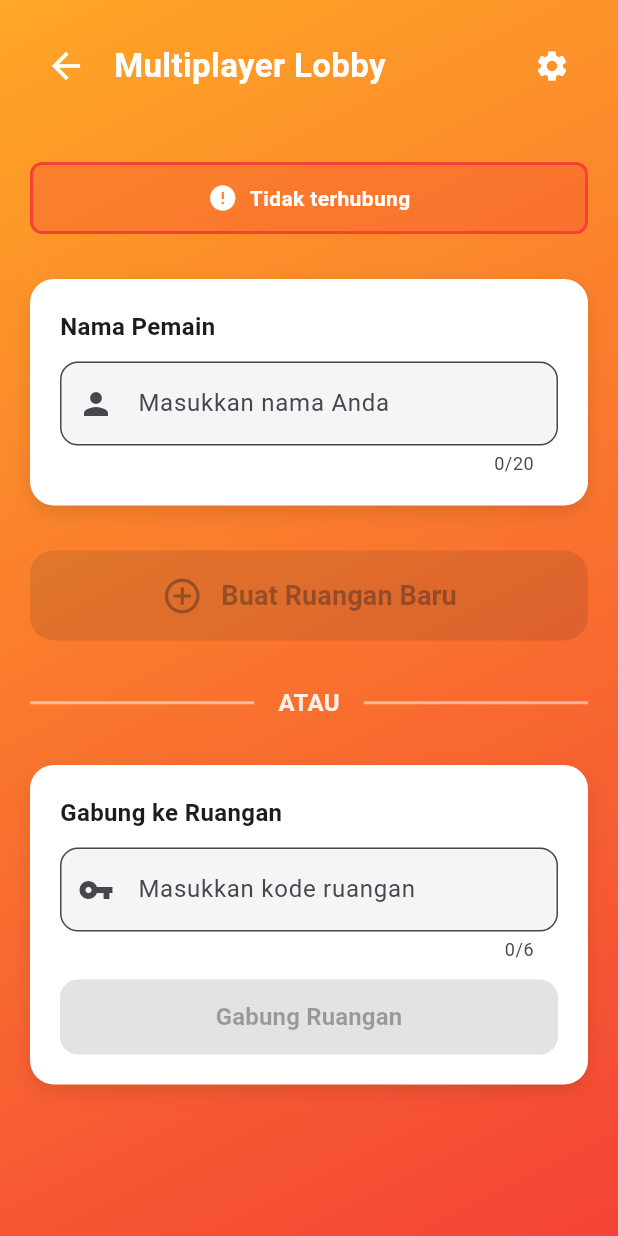
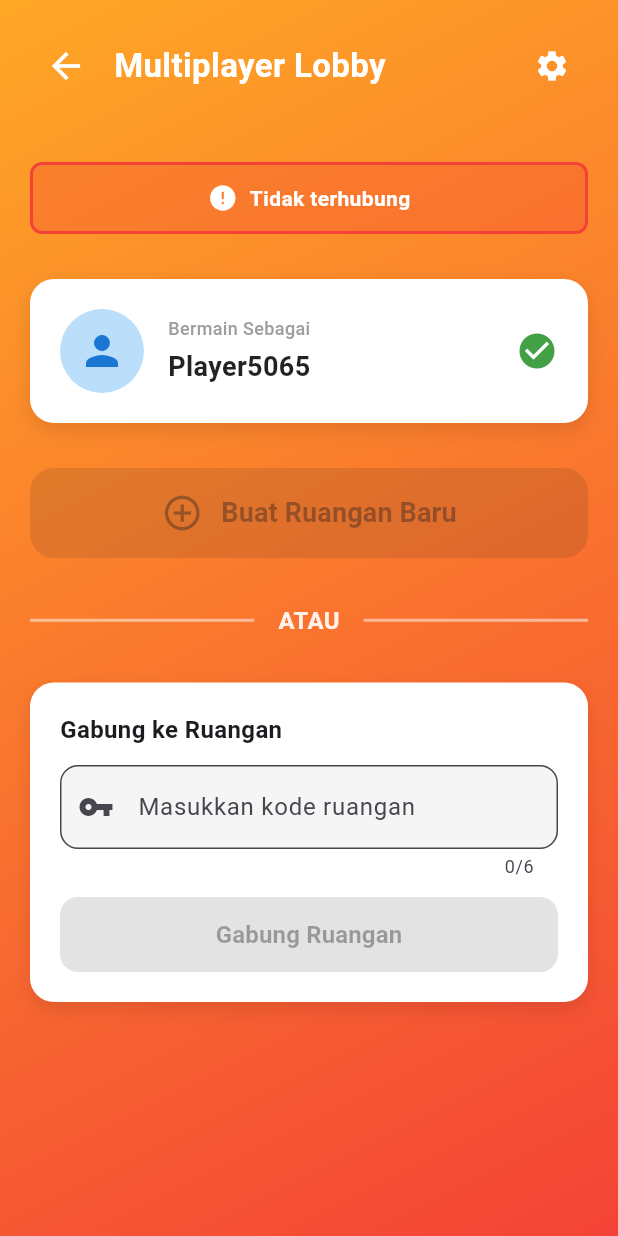
Before and after one commit to djambred/ular_tangga, a Flutter app: the GameModeSelectionScreen screen opened directly with empty values, after a tap on "Multiplayer", on a phone screen of 412 x 824 dp. Run offline on Flutter 3.47's test engine with Material 3 defaults, Android fonts, the phone set to English and light mode, and no system bars; our stand-ins replace shared_preferences, socket_io_client; accounts and stored records are empty; network calls fail; statements that could not run were skipped.

Commit message:
fresh from oven

```diff
--- a/lib/screens/mode_selection_screen.dart
+++ b/lib/screens/mode_selection_screen.dart
@@ -334,8 +334,9 @@ class _GameModeSelectionScreenState extends State<GameModeSelectionScreen> {
             ],
           ),
           content: const Text(
-            'Fitur multiplayer hanya tersedia untuk pengguna yang sudah login.\n\n'
-            'Silakan login atau daftar untuk bermain multiplayer dengan teman!',
+            'Fitur multiplayer hanya tersedia untuk pengguna terdaftar.\n\n'
+            'Guest user tidak dapat bermain multiplayer.\n\n'
+            'Silakan login atau daftar akun baru untuk bermain multiplayer dengan teman!',
             style: TextStyle(fontSize: 16),
           ),
           actions: [
--- a/lib/screens/multiplayer/lobby_screen.dart
+++ b/lib/screens/multiplayer/lobby_screen.dart
@@ -1,6 +1,8 @@
 import 'package:flutter/material.dart';
 import '../../services/socket_service.dart';
+import '../../services/api_service.dart';
 import 'waiting_room_screen.dart';
+import 'dart:math';
 
 class MultiplayerLobbyScreen extends StatefulWidget {
   final int selectedLevel;
@@ -12,24 +14,69 @@ class MultiplayerLobbyScreen extends StatefulWidget {
 }
 
 class _MultiplayerLobbyScreenState extends State<MultiplayerLobbyScreen> {
-  final TextEditingController _nameController = TextEditingController();
   final TextEditingController _roomCodeController = TextEditingController();
   final TextEditingController _serverUrlController = TextEditingController();
   final SocketService _socketService = SocketService();
   bool _isConnecting = false;
-  String _serverUrl = 'http://localhost:3000'; // Default to localhost for development
+  //String _serverUrl = 'http://localhost:3000'; // Default to localhost for development
+  String _serverUrl = 'https://apiular.ueu-fasilkom.my.id'; // Default to localhost for development
+
+  String _playerName = 'Player'; // Will be loaded from user profile
 
   @override
   void initState() {
     super.initState();
     _serverUrlController.text = _serverUrl;
+    _loadPlayerName();
     _connectToServer();
     _setupSocketListeners();
   }
 
+  Future<void> _loadPlayerName() async {
+    try {
+      final apiService = ApiService();
+      final isLoggedIn = await apiService.isLoggedIn();
+
+      if (!isLoggedIn) {
+        // Guest user should not be able to access multiplayer
+        // Show error and go back
+        WidgetsBinding.instance.addPostFrameCallback((_) {
+          if (mounted) {
+            _showErrorDialog(
+              'Multiplayer hanya tersedia untuk pengguna terdaftar.\n\n'
+              'Silakan login atau daftar terlebih dahulu.',
+              redirectToAuth: true,
+            );
+          }
+        });
+        return;
+      }
+
+      // User is logged in, get profile
+      final result = await apiService.getUserProfile();
+      if (result['success']) {
+        final userData = result['data'];
+        setState(() {
+          _playerName = userData['fullName'] ?? userData['username'] ?? 'Player';
+        });
+        print('👤 Player name loaded: $_playerName');
+      } else {
+        // Error loading profile
+        setState(() {
+          _playerName = 'Player${Random().nextInt(9999)}';
+        });
+        print('⚠️ Failed to load profile, using default name');
+      }
+    } catch (e) {
+      print('⚠️ Error loading player name: $e');
+      setState(() {
+        _playerName = 'Player${Random().nextInt(9999)}';
+      });
+    }
+  }
+
   @override
   void dispose() {
-    _nameController.dispose();
     _roomCodeController.dispose();
     _serverUrlController.dispose();
     super.dispose();
@@ -116,23 +163,16 @@ class _MultiplayerLobbyScreenState extends State<MultiplayerLobbyScreen> {
   }
 
   void _createRoom() {
-    final playerName = _nameController.text.trim();
-
-    if (playerName.isEmpty) {
-      _showErrorDialog('Masukkan nama Anda terlebih dahulu');
-      return;
-    }
-
     if (!_socketService.isConnected) {
       _showErrorDialog('Tidak terhubung ke server. Silakan tunggu atau coba hubungkan ulang.');
       return;
     }
 
-    print('🎮 Creating room for: $playerName');
+    print('🎮 Creating room for: $_playerName');
     setState(() => _isConnecting = true);
 
     _socketService.createRoom(
-      playerName: playerName,
+      playerName: _playerName,
       level: widget.selectedLevel,
       maxPlayers: 4,
     );
@@ -147,13 +187,7 @@ class _MultiplayerLobbyScreenState extends State<MultiplayerLobbyScreen> {
   }
 
   void _joinRoom() {
-    final playerName = _nameController.text.trim();
     final roomCode = _roomCodeController.text.trim().toUpperCase();
-
-    if (playerName.isEmpty) {
-      _showErrorDialog('Masukkan nama Anda terlebih dahulu');
-      return;
-    }
 
     if (roomCode.isEmpty) {
       _showErrorDialog('Masukkan kode ruangan');
@@ -165,12 +199,12 @@ class _MultiplayerLobbyScreenState extends State<MultiplayerLobbyScreen> {
       return;
     }
 
-    print('🚪 Joining room: $roomCode as $playerName');
+    print('🚪 Joining room: $roomCode as $_playerName');
     setState(() => _isConnecting = true);
 
     _socketService.joinRoom(
       roomCode: roomCode,
-      playerName: playerName,
+      playerName: _playerName,
     );
 
     // Timeout jika tidak ada response
@@ -182,16 +216,22 @@ class _MultiplayerLobbyScreenState extends State<MultiplayerLobbyScreen> {
     });
   }
 
-  void _showErrorDialog(String message) {
+  void _showErrorDialog(String message, {bool redirectToAuth = false}) {
     showDialog(
       context: context,
+      barrierDismissible: !redirectToAuth,
       builder: (context) => AlertDialog(
         title: const Text('Error'),
         content: Text(message),
         actions: [
           TextButton(
-            onPressed: () => Navigator.pop(context),
-            child: const Text('OK'),
+            onPressed: () {
+              Navigator.pop(context); // Close dialog
+              if (redirectToAuth) {
+                Navigator.pop(context); // Go back from lobby
+              }
+            },
+            child: Text(redirectToAuth ? 'Kembali' : 'OK'),
           ),
         ],
       ),
@@ -428,7 +468,7 @@ class _MultiplayerLobbyScreenState extends State<MultiplayerLobbyScreen> {
 
                       const SizedBox(height: 30),
 
-                      // Name input
+                      // Player info display
                       Container(
                         padding: const EdgeInsets.all(20),
                         decoration: BoxDecoration(
@@ -442,29 +482,49 @@ class _MultiplayerLobbyScreenState extends State<MultiplayerLobbyScreen> {
                             ),
                           ],
                         ),
-                        child: Column(
-                          crossAxisAlignment: CrossAxisAlignment.start,
+                        child: Row(
                           children: [
-                            const Text(
-                              'Nama Pemain',
-                              style: TextStyle(
-                                fontSize: 16,
-                                fontWeight: FontWeight.bold,
+                            Container(
+                              padding: const EdgeInsets.all(12),
+                              decoration: BoxDecoration(
+                                color: Colors.blue.shade100,
+                                shape: BoxShape.circle,
+                              ),
+                              child: Icon(
+                                Icons.person,
+                                color: Colors.blue.shade700,
+                                size: 32,
                               ),
                             ),
-                            const SizedBox(height: 12),
-                            TextField(
-                              controller: _nameController,
-                              decoration: InputDecoration(
-                                hintText: 'Masukkan nama Anda',
-                                prefixIcon: const Icon(Icons.person),
-                                border: OutlineInputBorder(
-                                  borderRadius: BorderRadius.circular(12),
-                                ),
-                                filled: true,
-                                fillColor: Colors.grey.shade100,
+                            const SizedBox(width: 16),
+                            Expanded(
+                              child: Column(
+                                crossAxisAlignment: CrossAxisAlignment.start,
+                                children: [
+                                  const Text(
+                                    'Bermain Sebagai',
+                                    style: TextStyle(
+                                      fontSize: 12,
+                                      color: Colors.grey,
+                                      fontWeight: FontWeight.w500,
+                                    ),
+                                  ),
+                                  const SizedBox(height: 4),
+                                  Text(
+                                    _playerName,
+                                    style: const TextStyle(
+                                      fontSize: 18,
+                                      fontWeight: FontWeight.bold,
+                                      color: Colors.black87,
+                                    ),
+                                  ),
+                                ],
                               ),
-                              maxLength: 20,
+                            ),
+                            Icon(
+                              Icons.check_circle,
+                              color: Colors.green.shade600,
+                              size: 28,
                             ),
                           ],
                         ),
--- a/lib/services/socket_service.dart
+++ b/lib/services/socket_service.dart
@@ -21,20 +21,21 @@ class SocketService {
 
     // Determine if using HTTPS
     final isSecure = serverUrl.startsWith('https');
-    final transport = isSecure ? ['polling', 'websocket'] : ['websocket', 'polling'];
+    // Always try polling first for better compatibility, especially with nginx/reverse proxies
+    final transport = ['polling', 'websocket'];
 
     print('🔧 Using transports: $transport (secure: $isSecure)');
 
     _socket = IO.io(serverUrl, IO.OptionBuilder()
-      .setTransports(transport) // polling first for HTTPS, then upgrade to websocket
+      .setTransports(transport) // polling first for better compatibility
       .disableAutoConnect()
       .enableReconnection()
       .setReconnectionAttempts(5)
       .setReconnectionDelay(1000)
-      .setTimeout(15000)
+      .setTimeout(20000) // Longer timeout for production
       .enableForceNew()
       .setPath('/socket.io/') // Explicit path
-      .setExtraHeaders({'Accept': '*/*'}) // Additional headers for HTTPS
+      .setExtraHeaders({'Accept': '*/*'}) // Additional headers
       .build()
     );
 
```
Also changed, not shown: 3 other files.
